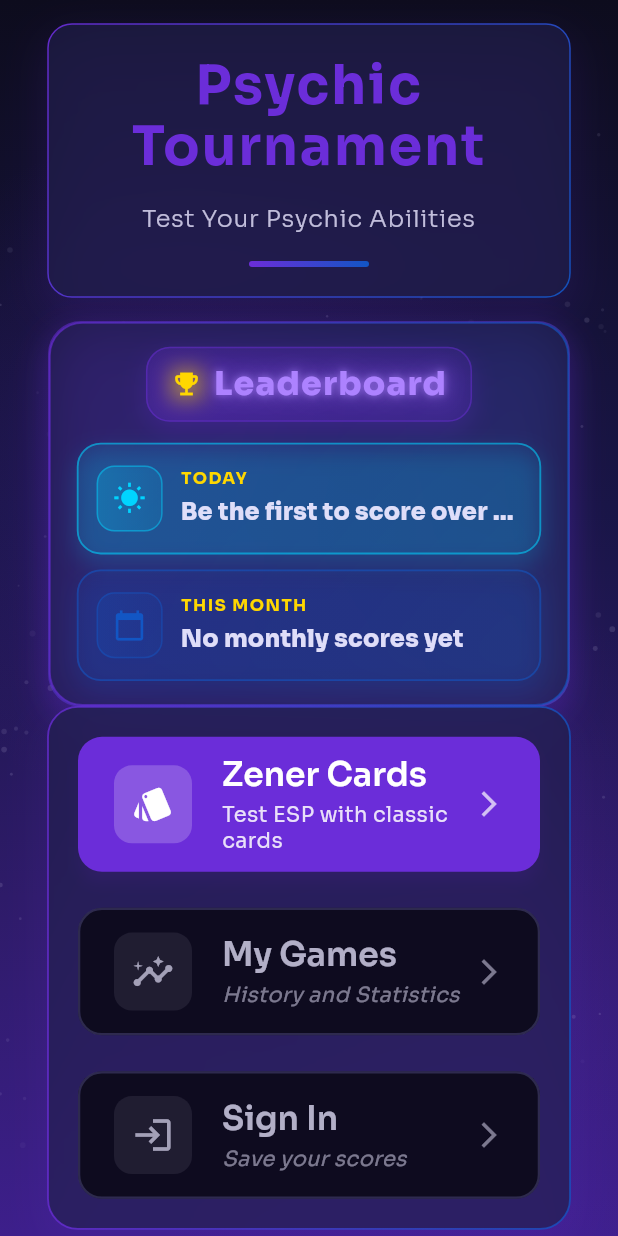
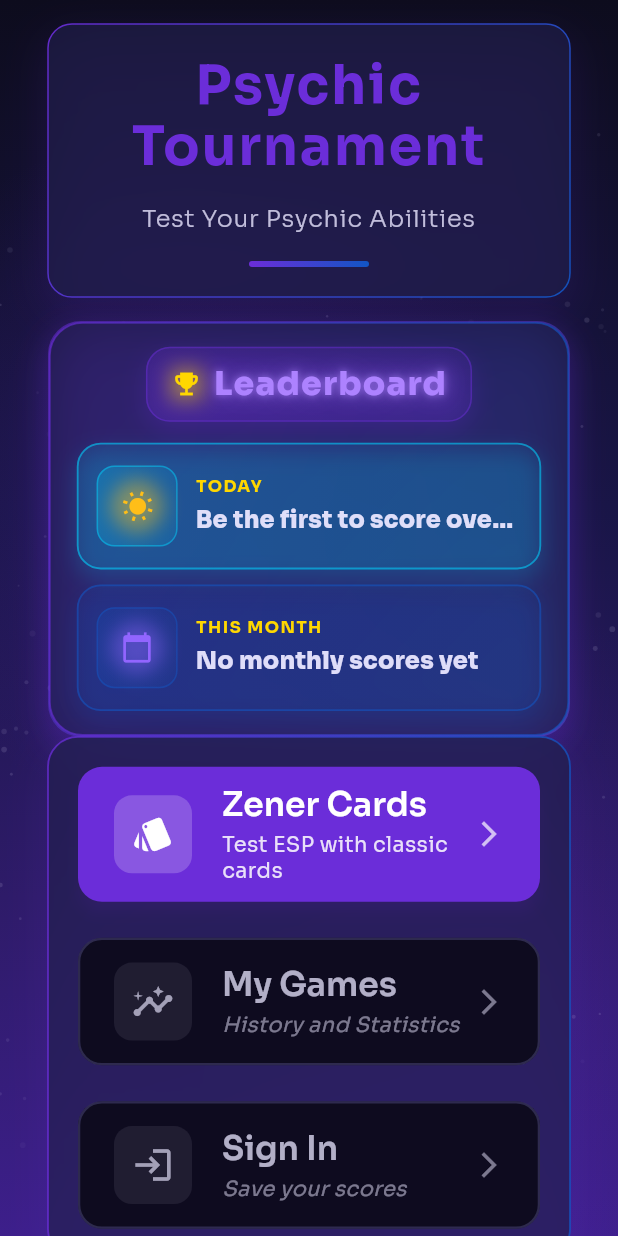
Before and after one commit to supasebie/PsychicTournament, a Flutter app: the screen it shows after launch, on a phone screen of 412 x 824 dp. Run offline on Flutter 3.47's test engine with Material 3 defaults, Android fonts, the phone set to English and light mode, and no system bars; our stand-ins replace fl_chart, flutter_svg, google_fonts, google_mobile_ads, sqflite, supabase_flutter and 1 more; accounts and stored records are empty; network calls fail.

Commit message:
icon graphics update

```diff
--- a/lib/screens/main_menu_screen.dart
+++ b/lib/screens/main_menu_screen.dart
@@ -686,6 +686,7 @@ class _TodayTopTile extends StatelessWidget {
             secondaryText: null,
             icon: Icons.wb_sunny,
             accent: colorScheme.tertiary,
+            leading: const _AnimatedSunIcon(size: 22),
           );
         }
         final row = data.first;
@@ -728,6 +729,7 @@ class _MonthTopTile extends StatelessWidget {
             secondaryText: null,
             icon: Icons.calendar_today,
             accent: colorScheme.secondary,
+            leading: const _AnimatedCalendarIcon(size: 22),
           );
         }
         final top = data.first;
@@ -739,6 +741,7 @@ class _MonthTopTile extends StatelessWidget {
           secondaryText: 'by $username',
           icon: Icons.calendar_today,
           accent: colorScheme.secondary,
+          leading: const _AnimatedCalendarIcon(size: 22),
         );
       },
     );
@@ -890,6 +893,96 @@ class _ScoreTileError extends StatelessWidget {
   }
 }
 
+/// Animated calendar icon with a subtle page-flip and purple glow.
+class _AnimatedCalendarIcon extends StatefulWidget {
+  final double size;
+  const _AnimatedCalendarIcon({super.key, this.size = 24});
+
+  @override
+  State<_AnimatedCalendarIcon> createState() => _AnimatedCalendarIconState();
+}
+
+class _AnimatedCalendarIconState extends State<_AnimatedCalendarIcon>
+    with SingleTickerProviderStateMixin {
+  late AnimationController _controller;
+
+  static const Color _purpleA = Color(0xFFB388FF);
+  static const Color _purpleB = Color(0xFF7C4DFF);
+  static const double _pi = 3.141592653589793;
+
+  @override
+  void initState() {
+    super.initState();
+    _controller = AnimationController(
+      vsync: this,
+      duration: const Duration(seconds: 6),
+    )..repeat();
+  }
+
+  @override
+  void dispose() {
+    _controller.dispose();
+    super.dispose();
+  }
+
+  @override
+  Widget build(BuildContext context) {
+    return AnimatedBuilder(
+      animation: _controller,
+      builder: (context, child) {
+        final t = _controller.value; // 0..1 repeating
+        // Flip during first 18% of the cycle, otherwise rest.
+        double angle;
+        double flipPhase;
+        if (t < 0.18) {
+          flipPhase = t / 0.18; // 0..1
+          angle = Curves.easeInOut.transform(flipPhase) * _pi;
+        } else if (t > 0.82) {
+          // Flip back near the end for symmetry
+          flipPhase = (1.0 - t) / 0.18; // 0..1
+          angle = Curves.easeInOut.transform(flipPhase) * _pi;
+        } else {
+          angle = 0.0;
+        }
+
+        // Pulse color between two purples for a cool glow
+        final color = Color.lerp(_purpleA, _purpleB, (t * 2) % 1.0);
+
+        return Container(
+          width: widget.size + 10,
+          height: widget.size + 10,
+          alignment: Alignment.center,
+          decoration: BoxDecoration(
+            shape: BoxShape.circle,
+            boxShadow: [
+              BoxShadow(
+                color: (color ?? _purpleA).withValues(alpha: 0.45),
+                blurRadius: 10,
+                spreadRadius: 1.5,
+              ),
+            ],
+          ),
+          child: Transform(
+            alignment: Alignment.center,
+            transform: Matrix4.identity()
+              ..setEntry(3, 2, 0.001)
+              ..rotateY(angle),
+            child: Transform(
+              alignment: Alignment.center,
+              transform: Matrix4.identity()..rotateY(angle > _pi / 2 ? _pi : 0),
+              child: Icon(
+                Icons.calendar_today,
+                color: color,
+                size: widget.size,
+              ),
+            ),
+          ),
+        );
+      },
+    );
+  }
+}
+
 /// Simple animated yellow-orange sun icon: rotates gently and pulses color.
 class _AnimatedSunIcon extends StatefulWidget {
   final double size;
```
